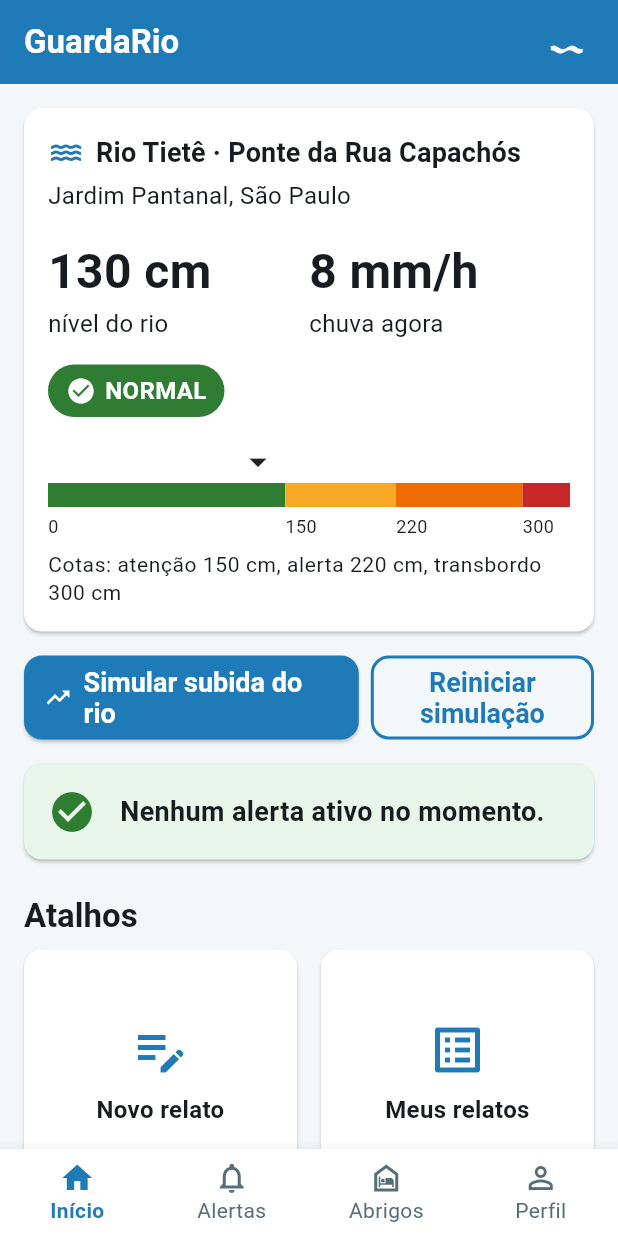
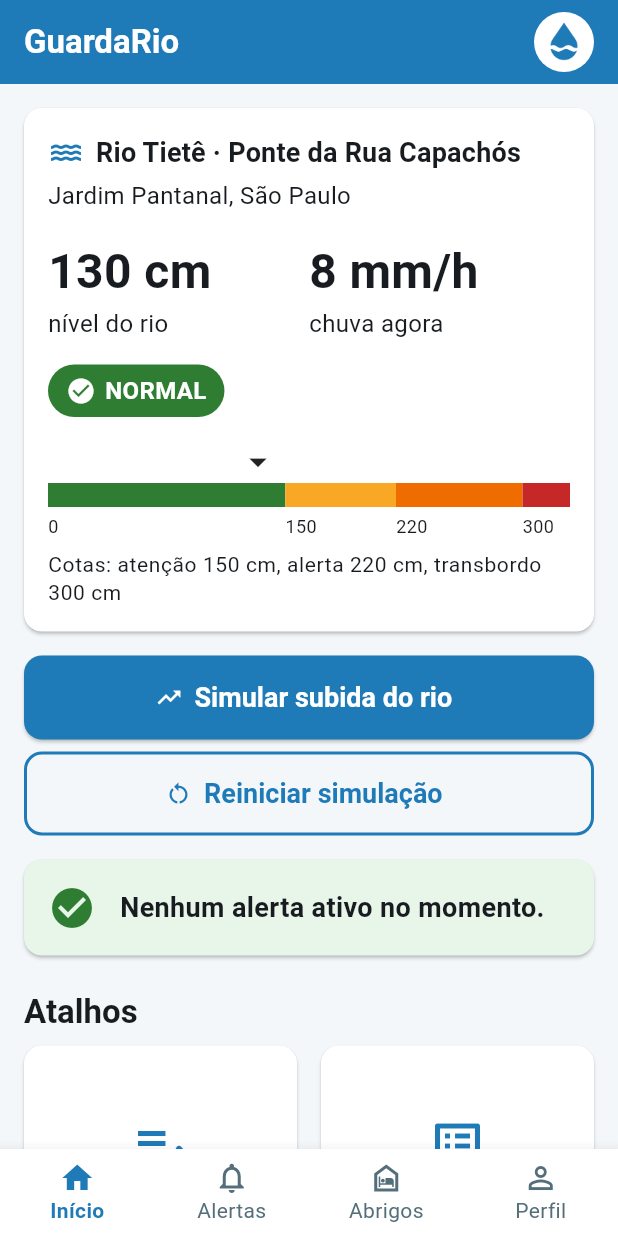
Before and after one commit to Raphael-Sinelli/guardario-mobile, a Flutter app: the screen it shows after launch, after a tap on "Continuar sem conta", on a phone screen of 412 x 824 dp. Run offline on Flutter 3.47's test engine with Material 3 defaults, Android fonts, the phone set to English and light mode, and no system bars; accounts and stored records are empty.

Commit message:
Ajusta o layout depois do teste no emulador
Texto dos chips de filtro escuro (antes saia quase branco e ilegivel), logo dentro de um circulo branco no AppBar, botoes da simulacao empilhados em largura total, aviso de alerta novo sem acao para nao travar a fila de SnackBars e esconder o aviso anterior, mensagem de descricao curta para nao ser cortada ao lado do contador e botao flutuante no azul do tema. Testes novos para o tema e para o aviso do alerta.

```diff
--- a/lib/telas/tela_inicio.dart
+++ b/lib/telas/tela_inicio.dart
@@ -56,6 +56,8 @@ class _TelaInicioState extends State<TelaInicio> {
 
     if (novoAlerta != null) {
       final corTexto = corTextoDoNivel(novoAlerta.nivel);
+      // Esconde o aviso anterior para o novo aparecer na hora, sem esperar fila
+      ScaffoldMessenger.of(context).hideCurrentSnackBar();
       ScaffoldMessenger.of(context).showSnackBar(
         SnackBar(
           backgroundColor: corDoNivel(novoAlerta.nivel),
@@ -74,13 +76,6 @@ class _TelaInicioState extends State<TelaInicio> {
                 ),
               ),
             ],
-          ),
-          action: SnackBarAction(
-            label: 'VER',
-            textColor: corTexto,
-            onPressed: () {
-              widget.irParaAba(1);
-            },
           ),
         ),
       );
@@ -114,6 +109,7 @@ class _TelaInicioState extends State<TelaInicio> {
     setState(() {
       relatos.insert(0, relato);
     });
+    ScaffoldMessenger.of(context).hideCurrentSnackBar();
     ScaffoldMessenger.of(context).showSnackBar(
       SnackBar(
         content: Text('Relato enviado. Prioridade ${relato.prioridade} de 5.'),
@@ -129,9 +125,17 @@ class _TelaInicioState extends State<TelaInicio> {
         title: const Text('GuardaRio'),
         automaticallyImplyLeading: false,
         actions: [
+          // Círculo branco: o logo é azul e some em cima do azul do AppBar
           Padding(
             padding: const EdgeInsets.only(right: AppTheme.espacoM),
-            child: Image.asset('assets/logo.png', width: 36, height: 36),
+            child: CircleAvatar(
+              radius: 20,
+              backgroundColor: Colors.white,
+              child: Padding(
+                padding: const EdgeInsets.all(5),
+                child: Image.asset('assets/logo.png'),
+              ),
+            ),
           ),
         ],
       ),
@@ -262,26 +266,21 @@ class _TelaInicioState extends State<TelaInicio> {
   }
 
   Widget _botoesDaSimulacao() {
-    return Row(
+    // Um botão embaixo do outro, cada um com a largura toda: o texto cabe
+    // numa linha mesmo em telas estreitas
+    return Column(
+      crossAxisAlignment: CrossAxisAlignment.stretch,
       children: [
-        Expanded(
-          flex: 3,
-          child: ElevatedButton.icon(
-            onPressed: _simularSubida,
-            icon: const Icon(Icons.trending_up),
-            label: const Text('Simular subida do rio'),
-          ),
+        ElevatedButton.icon(
+          onPressed: _simularSubida,
+          icon: const Icon(Icons.trending_up),
+          label: const Text('Simular subida do rio'),
         ),
-        const SizedBox(width: AppTheme.espacoP),
-        Expanded(
-          flex: 2,
-          child: OutlinedButton(
-            onPressed: _reiniciarSimulacao,
-            child: const Text(
-              'Reiniciar simulação',
-              textAlign: TextAlign.center,
-            ),
-          ),
+        const SizedBox(height: AppTheme.espacoP),
+        OutlinedButton.icon(
+          onPressed: _reiniciarSimulacao,
+          icon: const Icon(Icons.restart_alt),
+          label: const Text('Reiniciar simulação'),
         ),
       ],
     );
--- a/lib/telas/tela_meus_relatos.dart
+++ b/lib/telas/tela_meus_relatos.dart
@@ -38,6 +38,7 @@ class _TelaMeusRelatosState extends State<TelaMeusRelatos> {
     setState(() {
       relatos.insert(0, relato);
     });
+    ScaffoldMessenger.of(context).hideCurrentSnackBar();
     ScaffoldMessenger.of(context).showSnackBar(
       SnackBar(
         content: Text('Relato enviado. Prioridade ${relato.prioridade} de 5.'),
@@ -76,6 +77,8 @@ class _TelaMeusRelatosState extends State<TelaMeusRelatos> {
       appBar: AppBar(title: const Text('Meus relatos')),
       body: corpo,
       floatingActionButton: FloatingActionButton.extended(
+        backgroundColor: AppTheme.azul,
+        foregroundColor: Colors.white,
         onPressed: _novoRelato,
         icon: const Icon(Icons.add),
         label: const Text('Novo relato'),
--- a/lib/telas/tela_novo_relato.dart
+++ b/lib/telas/tela_novo_relato.dart
@@ -51,7 +51,8 @@ class _TelaNovoRelatoState extends State<TelaNovoRelato> {
   String? _validarDescricao(String? valor) {
     final descricao = (valor ?? '').trim();
     if (descricao.length < 10) {
-      return 'Descreva com pelo menos 10 caracteres';
+      // Curta de propósito: ao lado do contador 0/500 uma frase longa é cortada
+      return 'Mínimo de 10 caracteres';
     }
     if (descricao.length > 500) {
       return 'Use no máximo 500 caracteres';
@@ -71,6 +72,7 @@ class _TelaNovoRelatoState extends State<TelaNovoRelato> {
   Future<void> _enviar() async {
     // validate() roda todos os validators e mostra os erros em vermelho
     if (!_formKey.currentState!.validate()) {
+      ScaffoldMessenger.of(context).hideCurrentSnackBar();
       ScaffoldMessenger.of(context).showSnackBar(
         const SnackBar(
           content: Text('Corrija os campos em vermelho para enviar.'),
--- a/lib/theme/app_theme.dart
+++ b/lib/theme/app_theme.dart
@@ -127,12 +127,16 @@ class AppTheme {
         unselectedItemColor: Color(0xFF546E7A),
         type: BottomNavigationBarType.fixed,
         showUnselectedLabels: true,
-        selectedLabelStyle: TextStyle(fontSize: 14, fontWeight: FontWeight.bold),
+        selectedLabelStyle: TextStyle(
+          fontSize: 14,
+          fontWeight: FontWeight.bold,
+        ),
         unselectedLabelStyle: TextStyle(fontSize: 14),
       ),
 
       chipTheme: ChipThemeData(
-        labelStyle: const TextStyle(fontSize: 16),
+        // Sem a cor o texto do chip saía quase branco e não dava para ler
+        labelStyle: const TextStyle(fontSize: 16, color: Color(0xFF263238)),
         padding: const EdgeInsets.symmetric(horizontal: 8, vertical: 10),
         backgroundColor: Colors.white,
         selectedColor: const Color(0xFFD6EAF7),
```
Also changed, not shown: lib/telas/tela_login.dart (+3 -4 lines), 3 other files.
